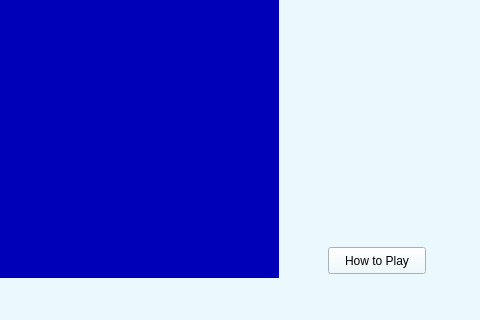
First picture: the form in ulmainwindow.ui, repository CKost/undersea-llamas, before the edit; both pictures show x 342 to 822 and y 160 to 480 of the 822 by 480 pixel window.
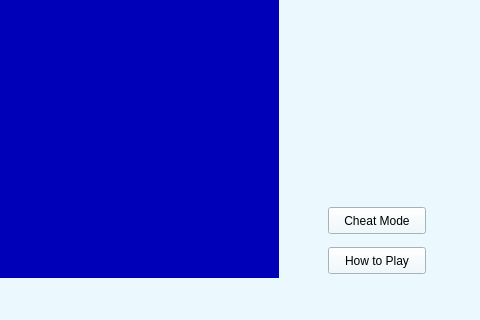
Second picture: the form after the edit.

Commit message: Made a few small changes and added the cheat button to UI

What changed in the file:
```diff
--- a/ulmainwindow.ui
+++ b/ulmainwindow.ui
@@ -73,6 +73,19 @@
      <string>Pesos:</string>
     </property>
    </widget>
+   <widget class="QPushButton" name="cheatButton">
+    <property name="geometry">
+     <rect>
+      <x>670</x>
+      <y>350</y>
+      <width>98</width>
+      <height>27</height>
+     </rect>
+    </property>
+    <property name="text">
+     <string>Cheat Mode</string>
+    </property>
+   </widget>
   </widget>
   <widget class="QMenuBar" name="menuBar">
    <property name="geometry">
```
Left out of the diff: 3 changed lines with no effect on the pictures. The commit also changes 2 other files.
